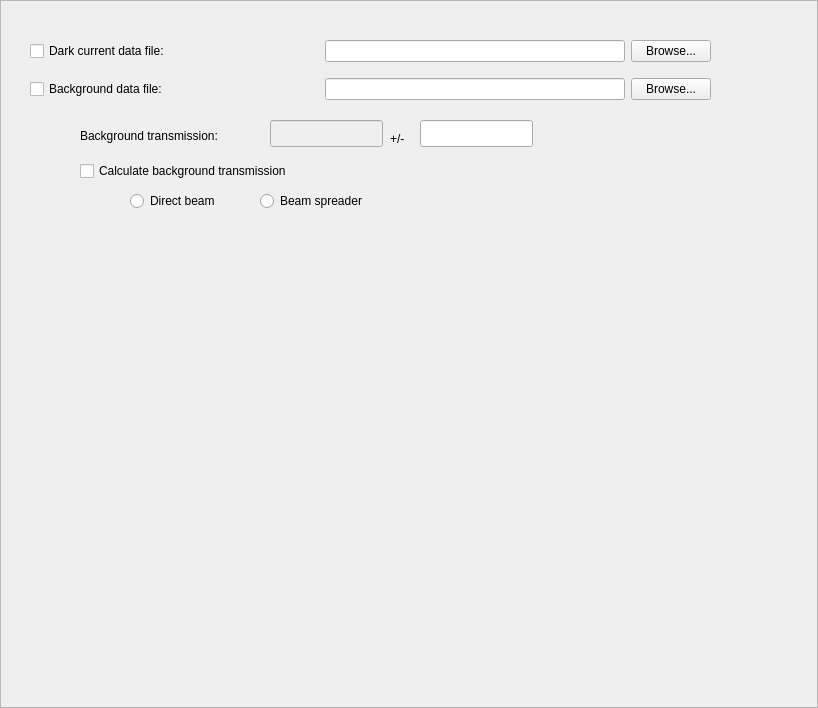
The window that Code/Mantid/Scripts/Interface/ui/hfir_background.ui (mantidproject/mantid) describes before a commit, drawn with Qt 5.
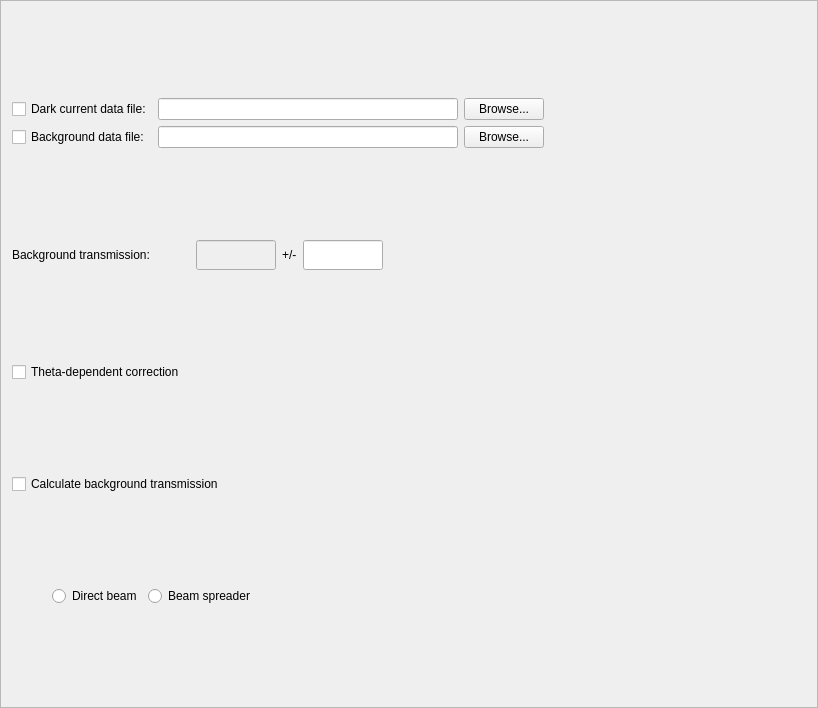
The same window after the commit.

Commit message: Added transmission corr option. Re #2399

```diff
--- a/Code/Mantid/Scripts/Interface/ui/hfir_background.ui
+++ b/Code/Mantid/Scripts/Interface/ui/hfir_background.ui
@@ -2,6 +2,9 @@
 <ui version="4.0">
  <class>Frame</class>
  <widget class="QFrame" name="Frame">
+  <property name="enabled">
+   <bool>true</bool>
+  </property>
   <property name="geometry">
    <rect>
     <x>0</x>
@@ -19,15 +22,8 @@
   <property name="frameShadow">
    <enum>QFrame::Raised</enum>
   </property>
-  <widget class="QWidget" name="gridLayoutWidget">
-   <property name="geometry">
-    <rect>
-     <x>30</x>
-     <y>30</y>
-     <width>681</width>
-     <height>81</height>
-    </rect>
-   </property>
+  <layout class="QGridLayout" name="gridLayout_2">
+   <item row="0" column="0">
    <layout class="QGridLayout" name="gridLayout">
     <item row="0" column="1">
      <widget class="QLineEdit" name="dark_current_edit">
@@ -137,28 +133,126 @@
       </property>
      </widget>
     </item>
-   </layout>
-  </widget>
-  <widget class="QWidget" name="verticalLayoutWidget">
-   <property name="geometry">
-    <rect>
-     <x>70</x>
-     <y>230</y>
-     <width>671</width>
-     <height>264</height>
-    </rect>
-   </property>
-   <layout class="QVBoxLayout" name="widget_placeholder"/>
-  </widget>
+     <item row="0" column="3">
+      <spacer name="horizontalSpacer_5">
+       <property name="orientation">
+        <enum>Qt::Horizontal</enum>
+       </property>
+       <property name="sizeHint" stdset="0">
+        <size>
+         <width>40</width>
+         <height>20</height>
+        </size>
+       </property>
+      </spacer>
+     </item>
+    </layout>
+   </item>
+   <item row="1" column="0">
+    <layout class="QHBoxLayout" name="horizontalLayout">
+     <item>
+      <widget class="QLabel" name="bck_trans_label">
+       <property name="sizePolicy">
+        <sizepolicy hsizetype="Fixed" vsizetype="Fixed">
+         <horstretch>0</horstretch>
+         <verstretch>0</verstretch>
+        </sizepolicy>
+       </property>
+       <property name="text">
+        <string>Background transmission:</string>
+       </property>
+      </widget>
+     </item>
+     <item>
+      <spacer name="horizontalSpacer_2">
+       <property name="orientation">
+        <enum>Qt::Horizontal</enum>
+       </property>
+       <property name="sizeType">
+        <enum>QSizePolicy::Fixed</enum>
+       </property>
+       <property name="sizeHint" stdset="0">
+        <size>
+         <width>40</width>
+         <height>20</height>
+        </size>
+       </property>
+      </spacer>
+     </item>
+     <item>
+      <widget class="QLineEdit" name="transmission_edit">
+       <property name="enabled">
+        <bool>false</bool>
+       </property>
+       <property name="minimumSize">
+        <size>
+         <width>80</width>
+         <height>0</height>
+        </size>
+       </property>
+       <property name="maximumSize">
+        <size>
+         <width>80</width>
+         <height>30</height>
+        </size>
+       </property>
+       <property name="toolTip">
+        <string>Transmission value for the background in %.</string>
+       </property>
+      </widget>
+     </item>
+     <item>
+      <widget class="QLabel" name="bck_trans_err_label">
+       <property name="maximumSize">
+        <size>
+         <width>16777215</width>
+         <height>30</height>
+        </size>
+       </property>
+       <property name="text">
+        <string>+/-</string>
+       </property>
+      </widget>
+     </item>
+     <item>
+      <widget class="QLineEdit" name="dtransmission_edit">
+       <property name="enabled">
+        <bool>true</bool>
+       </property>
+       <property name="minimumSize">
+        <size>
+         <width>80</width>
+         <height>0</height>
+        </size>
+       </property>
+       <property name="maximumSize">
+        <size>
+         <width>80</width>
+         <height>30</height>
+        </size>
+       </property>
+       <property name="toolTip">
+        <string>Uncertainty on the background transmission.</string>
+       </property>
+      </widget>
+     </item>
+     <item>
+      <spacer name="horizontalSpacer">
+       <property name="orientation">
+        <enum>Qt::Horizontal</enum>
+       </property>
+       <property name="sizeHint" stdset="0">
+        <size>
+         <width>40</width>
+         <height>20</height>
+        </size>
+       </property>
+      </spacer>
+     </item>
+    </layout>
+   </item>
+   <item row="3" column="0">
   <widget class="QCheckBox" name="calculate_trans_chk">
-   <property name="geometry">
-    <rect>
-     <x>80</x>
-     <y>160</y>
-     <width>332</width>
-     <height>22</height>
-    </rect>
-   </property>
    <property name="toolTip">
     <string>Select to let the reduction software calculate the background transmission.</string>
    </property>
@@ -166,34 +260,27 @@
     <string>Calculate background transmission</string>
    </property>
   </widget>
-  <widget class="QLabel" name="bck_trans_label">
-   <property name="geometry">
-    <rect>
-     <x>80</x>
-     <y>120</y>
-     <width>181</width>
-     <height>31</height>
-    </rect>
-   </property>
-   <property name="sizePolicy">
-    <sizepolicy hsizetype="Fixed" vsizetype="Fixed">
-     <horstretch>0</horstretch>
-     <verstretch>0</verstretch>
-    </sizepolicy>
-   </property>
-   <property name="text">
-    <string>Background transmission:</string>
-   </property>
-  </widget>
+   </item>
+   <item row="4" column="0">
+    <layout class="QHBoxLayout" name="horizontalLayout_2">
+     <item>
+      <spacer name="horizontalSpacer_4">
+       <property name="orientation">
+        <enum>Qt::Horizontal</enum>
+       </property>
+       <property name="sizeType">
+        <enum>QSizePolicy::Fixed</enum>
+       </property>
+       <property name="sizeHint" stdset="0">
+        <size>
+         <width>40</width>
+         <height>20</height>
+        </size>
+       </property>
+      </spacer>
+     </item>
+     <item>
   <widget class="QRadioButton" name="trans_direct_chk">
-   <property name="geometry">
-    <rect>
-     <x>130</x>
-     <y>190</y>
-     <width>109</width>
-     <height>22</height>
-    </rect>
-   </property>
    <property name="toolTip">
     <string>Select to use the direct beam method for transmission calculation.</string>
    </property>
@@ -201,15 +288,9 @@
     <string>Direct beam</string>
    </property>
   </widget>
+     </item>
+     <item>
   <widget class="QRadioButton" name="trans_spreader_chk">
-   <property name="geometry">
-    <rect>
-     <x>260</x>
-     <y>190</y>
-     <width>131</width>
-     <height>22</height>
-    </rect>
-   </property>
    <property name="toolTip">
     <string>Select to use the beam spreader (glassy carbon) method for transmission calculation.</string>
    </property>
@@ -217,51 +298,33 @@
     <string>Beam spreader</string>
    </property>
   </widget>
-  <widget class="QLabel" name="bck_trans_err_label">
-   <property name="geometry">
-    <rect>
-     <x>390</x>
-     <y>130</y>
-     <width>62</width>
-     <height>17</height>
-    </rect>
-   </property>
+     </item>
+     <item>
+      <spacer name="horizontalSpacer_3">
+       <property name="orientation">
+        <enum>Qt::Horizontal</enum>
+       </property>
+       <property name="sizeHint" stdset="0">
+        <size>
+         <width>40</width>
+         <height>20</height>
+        </size>
+       </property>
+      </spacer>
+     </item>
+    </layout>
+   </item>
+   <item row="5" column="0">
+    <layout class="QVBoxLayout" name="widget_placeholder"/>
+   </item>
+   <item row="2" column="0">
+    <widget class="QCheckBox" name="theta_dep_chk">
    <property name="text">
-    <string>+/-</string>
-   </property>
-  </widget>
-  <widget class="QLineEdit" name="dtransmission_edit">
-   <property name="enabled">
-    <bool>true</bool>
-   </property>
-   <property name="geometry">
-    <rect>
-     <x>420</x>
-     <y>120</y>
-     <width>113</width>
-     <height>27</height>
-    </rect>
-   </property>
-   <property name="toolTip">
-    <string>Uncertainty on the background transmission.</string>
-   </property>
-  </widget>
-  <widget class="QLineEdit" name="transmission_edit">
-   <property name="enabled">
-    <bool>false</bool>
-   </property>
-   <property name="geometry">
-    <rect>
-     <x>270</x>
-     <y>120</y>
-     <width>113</width>
-     <height>27</height>
-    </rect>
-   </property>
-   <property name="toolTip">
-    <string>Transmission value for the background in %.</string>
-   </property>
-  </widget>
+      <string>Theta-dependent correction</string>
+     </property>
+    </widget>
+   </item>
+  </layout>
  </widget>
  <resources/>
  <connections/>
```
Lines whose indentation alone changed are shown as unchanged. The commit also changes 11 other files.
